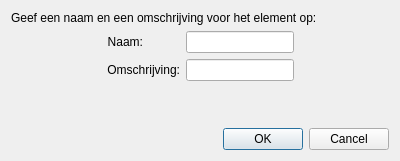
First picture: the form in src/app/ruleCreator/view/predefinedrulesdescriptor.ui, repository Dtai/PokerbotClient, before the edit.
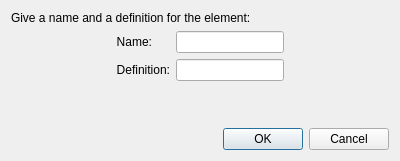
Second picture: the form after the edit.

Diff of the .ui file:
```diff
--- a/src/app/ruleCreator/view/predefinedrulesdescriptor.ui
+++ b/src/app/ruleCreator/view/predefinedrulesdescriptor.ui
@@ -17,7 +17,7 @@
    <item>
     <widget class="QLabel" name="label_3">
      <property name="text">
-      <string>Geef een naam en een omschrijving voor het element op:</string>
+      <string>Give a name and a definition for the element:</string>
      </property>
     </widget>
    </item>
@@ -41,7 +41,7 @@
        <item row="0" column="0">
         <widget class="QLabel" name="label">
          <property name="text">
-          <string>Naam:</string>
+          <string>Name:</string>
          </property>
          <property name="alignment">
           <set>Qt::AlignRight|Qt::AlignTrailing|Qt::AlignVCenter</set>
@@ -54,7 +54,7 @@
        <item row="1" column="0">
         <widget class="QLabel" name="label_2">
          <property name="text">
-          <string>Omschrijving:</string>
+          <string>Definition:</string>
          </property>
          <property name="alignment">
           <set>Qt::AlignRight|Qt::AlignTrailing|Qt::AlignVCenter</set>
```
